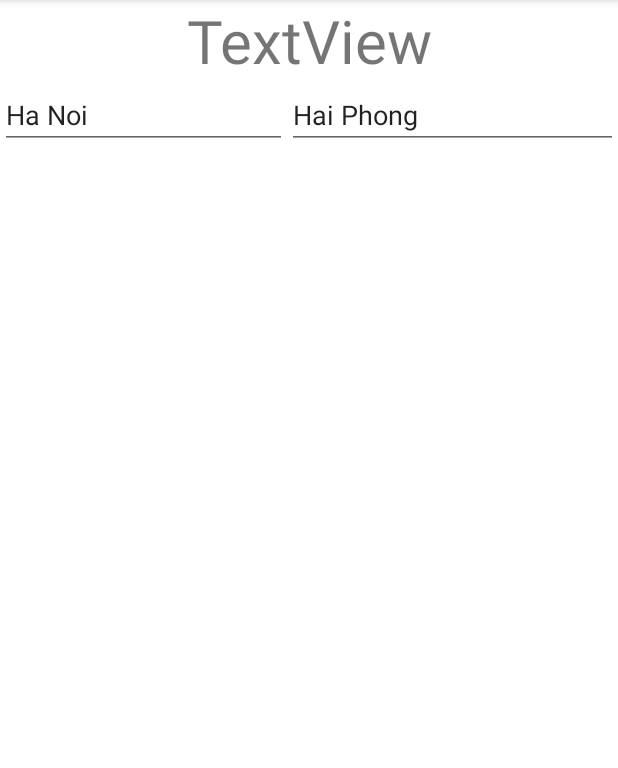
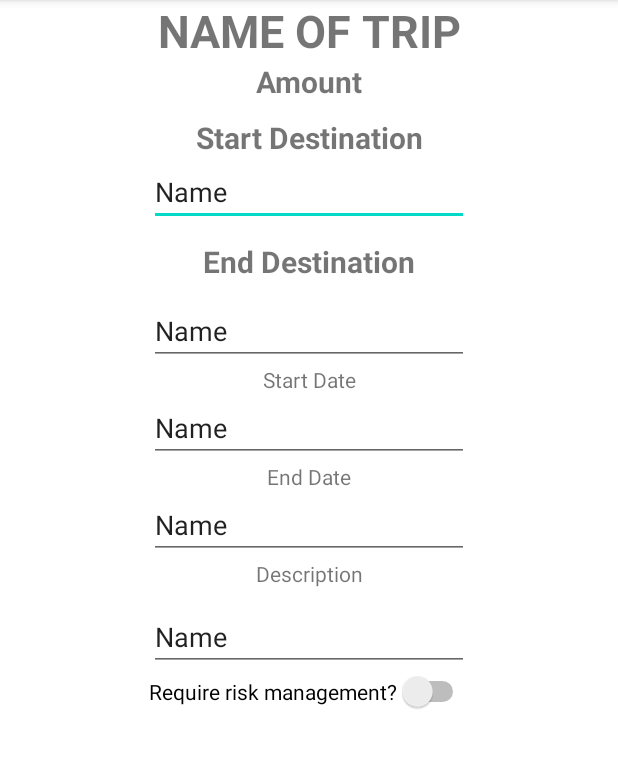
Before and after one commit to dothanh2001/MExpense, an Android app: the TripDetailActivity screen opened directly, with no data from a screen before it, on a phone screen of 412 x 824 dp, the part 84-852 px from its top. Run offline under Robolectric (Android 15) with nearby library versions, the phone set to English and light mode, and no system bars; 8 statements that could not run were skipped.

Commit message:
add sqlite

```diff
--- a/app/src/main/java/com/example/m_expense/back_end/MExpenseSystem.java
+++ b/app/src/main/java/com/example/m_expense/back_end/MExpenseSystem.java
@@ -1,5 +1,6 @@
 package com.example.m_expense.back_end;
 
+import android.annotation.SuppressLint;
 import android.content.Context;
 import android.database.Cursor;
 import android.widget.DatePicker;
@@ -90,14 +91,19 @@ public class MExpenseSystem {
         Toast.makeText(expenseActivity, "Add Expense to trip " + trip.getName() + " succesfully!", Toast.LENGTH_LONG).show();
     }
 
-    public void viewDetail() {
+    @SuppressLint("SetTextI18n")
+    public void viewDetail(Trip trip) {
         TripDetailActivity tripDetailActivity = TripDetailActivity.getInstance();
-        tripDetailActivity.getAmount().setText(currentTrip.getAmount());
-        tripDetailActivity.getKindOfTrip().setText(currentTrip.getKindOf());
-        tripDetailActivity.getStartDate().setText(currentTrip.getStartDate());
-        tripDetailActivity.getEndDate().setText(currentTrip.getEndDate());
-        tripDetailActivity.getStartDestionation().setText(currentTrip.getStartDestination());
-        tripDetailActivity.getEndDestination().setText(currentTrip.getEndDestination());
+//        tripDetailActivity.getAmount().setText(String.valueOf(currentTrip.getAmount()));
+//        tripDetailActivity.getKindOfTrip().setText(currentTrip.getKindOf());
+        tripDetailActivity.getName().setText(trip.getName());
+        tripDetailActivity.getAmount().setText("Total Amount: " + trip.getAmount());
+        tripDetailActivity.getStartDate().setText(trip.getStartDate());
+        tripDetailActivity.getEndDate().setText(trip.getEndDate());
+        tripDetailActivity.getStartDestionation().setText(trip.getStartDestination());
+        tripDetailActivity.getEndDestination().setText(trip.getEndDestination());
+        tripDetailActivity.getDescription().setText(trip.getDescription());
+        tripDetailActivity.getRequireRisk().setChecked(trip.isRequireRisk());
     }
 
     public List<Trip> searchTripByName(String name) {
@@ -120,12 +126,13 @@ public class MExpenseSystem {
         //create table Expense
         helper.queryData("CREATE TABLE  IF NOT EXISTS Expense(" +
                 "tripID INTEGER, kindOf VARCHAR(200), amount INTEGER)");
-
-        helper.queryData("INSERT INTO Trip VALUES(null" + ", \'" + "Food tour" + "\'"
-                + ", \'" + "Ha Noi" + "\'" + ", \'" + "Hai Phong" + "\'"
-                + ", \'" + "21/9/2022" + "\'" + ", \'" + "30/9/2022" + "\'"
-                + ", \'" + "food tour mien Bac" + "\'" + ", \'" + 1 + "\'" +  ")");
+//
+//        helper.queryData("INSERT INTO Trip VALUES(null" + ", \'" + "Food tour" + "\'"
+//                + ", \'" + "Ha Noi" + "\'" + ", \'" + "Hai Phong" + "\'"
+//                + ", \'" + "21/9/2022" + "\'" + ", \'" + "30/9/2022" + "\'"
+//                + ", \'" + "food tour mien Bac" + "\'" + ", \'" + 1 + "\'" +  ")");
 //        helper.queryData("INSERT INTO Trip VALUES(null, \'Cua Lo - Nghe An\')");
+        // remove DELETE FROM Customers WHERE CustomerName='Alfreds Futterkiste';
 
         Cursor cursor = helper.getData("SELECT * FROM Trip");
         while (cursor.moveToNext()) {
--- a/app/src/main/java/com/example/m_expense/front_end/TripDetailActivity.java
+++ b/app/src/main/java/com/example/m_expense/front_end/TripDetailActivity.java
@@ -1,7 +1,10 @@
 package com.example.m_expense.front_end;
 
+import android.annotation.SuppressLint;
 import android.os.Bundle;
 import android.widget.EditText;
+import android.widget.Switch;
+import android.widget.TextView;
 
 import androidx.appcompat.app.AppCompatActivity;
 import com.example.m_expense.R;
@@ -9,13 +12,17 @@ import com.example.m_expense.back_end.MExpenseSystem;
 
 public class TripDetailActivity extends AppCompatActivity {
 
-    EditText amount;
-    EditText kindOfTrip;
+    TextView name;
+
+    TextView amount;
     EditText startDestionation;
     EditText endDestination;
     EditText startDate;
     EditText endDate;
     EditText description;
+    Switch requireRisk;
+
+    EditText kindOfTrip;
 
     private static TripDetailActivity instance = null;
 
@@ -24,6 +31,7 @@ public class TripDetailActivity extends AppCompatActivity {
     }
 
 
+    @SuppressLint("MissingInflatedId")
     @Override
     protected void onCreate(Bundle savedInstanceState) {
         super.onCreate(savedInstanceState);
@@ -31,15 +39,17 @@ public class TripDetailActivity extends AppCompatActivity {
 
         instance = this;
 
-        amount = findViewById(R.id.amount);
-        kindOfTrip = findViewById(R.id.kindOfTrip);
+        name = findViewById(R.id.nameOfTrip);
         startDestionation = findViewById(R.id.start_destination);
         endDestination = findViewById(R.id.end_destination);
         startDate = findViewById(R.id.start_date);
         endDate = findViewById(R.id.end_date);
         description = findViewById(R.id.description);
+        requireRisk = findViewById(R.id.requireRisk);
+        amount = findViewById(R.id.amount);
+//        kindOfTrip = findViewById(R.id.kindOfTrip);
 
-        MExpenseSystem.getInstance().viewDetail();
+        MExpenseSystem.getInstance().viewDetail( MExpenseSystem.getInstance().getCurrentTrip());
     }
 
     @Override
@@ -66,13 +76,18 @@ public class TripDetailActivity extends AppCompatActivity {
         System.out.println("DESTROY DETAIL TRIP ACTIVITY");
     }
 
-    public EditText getAmount() {
+    public TextView getName() {
+        return name;
+    }
+
+    public Switch getRequireRisk() {
+        return requireRisk;
+    }
+
+    public TextView getAmount() {
         return amount;
     }
 
-    public void setAmount(EditText amount) {
-        this.amount = amount;
-    }
 
     public EditText getKindOfTrip() {
         return kindOfTrip;
--- a/app/src/main/res/layout/activity_detail_trip.xml
+++ b/app/src/main/res/layout/activity_detail_trip.xml
@@ -1,92 +1,159 @@
 <?xml version="1.0" encoding="utf-8"?>
-<LinearLayout xmlns:android="http://schemas.android.com/apk/res/android"
+<ScrollView xmlns:android="http://schemas.android.com/apk/res/android"
+    xmlns:app="http://schemas.android.com/apk/res-auto"
     android:layout_width="match_parent"
     android:layout_height="match_parent"
     xmlns:tools="http://schemas.android.com/tools"
     tools:context=".front_end.TripDetailActivity"
     android:orientation="vertical">
 
+
+    <androidx.constraintlayout.widget.ConstraintLayout
+        android:layout_width="match_parent"
+        android:layout_height="wrap_content">
+
+
         <TextView
-        android:id="@+id/textView2"
+            android:id="@+id/nameOfTrip"
             android:layout_width="match_parent"
             android:layout_height="wrap_content"
-        android:text="TextView"
-        android:textSize="40dp"
-        android:textAlignment="center"/>
+            android:gravity="center"
+            android:text="NAME OF TRIP"
+            android:textAlignment="center"
+            android:textSize="30sp"
+            android:textStyle="bold"
+            app:layout_constraintEnd_toEndOf="parent"
+            app:layout_constraintStart_toStartOf="parent"
+            app:layout_constraintTop_toTopOf="parent" />
 
-    <LinearLayout
-        android:layout_width="match_parent"
-        android:layout_height="match_parent"
-        android:orientation="vertical">
-
-
-        <EditText
+        <TextView
             android:id="@+id/amount"
-            android:layout_width="match_parent"
-            android:layout_height="wrap_content"
-            android:layout_weight="1"
-            android:editable="false"
-            android:text="TextView" />
-
-        <EditText
-            android:id="@+id/kindOfTrip"
             android:layout_width="wrap_content"
             android:layout_height="wrap_content"
-            android:layout_weight="1"
-            android:editable="false"
-            android:text="TextView" />
+            android:text="Amount"
+            android:textSize="20sp"
+            android:textStyle="bold"
+            app:layout_constraintEnd_toEndOf="parent"
+            app:layout_constraintStart_toStartOf="parent"
+            app:layout_constraintTop_toBottomOf="@+id/nameOfTrip" />
 
-        <LinearLayout
-            android:layout_width="match_parent"
-            android:layout_height="match_parent"
-            android:orientation="horizontal">
+        <TextView
+            android:id="@+id/textView3"
+            android:layout_width="wrap_content"
+            android:layout_height="wrap_content"
+            android:layout_marginTop="10dp"
+            android:text="Start Destination"
+            android:textSize="20sp"
+            android:textStyle="bold"
+            app:layout_constraintEnd_toEndOf="parent"
+            app:layout_constraintStart_toStartOf="parent"
+            app:layout_constraintTop_toBottomOf="@+id/amount" />
 
         <EditText
             android:id="@+id/start_destination"
             android:layout_width="wrap_content"
             android:layout_height="wrap_content"
-                android:layout_weight="1"
-                android:editable="false"
-                android:text="TextView" />
+            android:ems="10"
+            android:inputType="textPersonName"
+            android:text="Name"
+            app:layout_constraintEnd_toEndOf="parent"
+            app:layout_constraintStart_toStartOf="parent"
+            app:layout_constraintTop_toBottomOf="@+id/textView3" />
+
+        <TextView
+            android:id="@+id/textView9"
+            android:layout_width="wrap_content"
+            android:layout_height="wrap_content"
+            android:layout_marginTop="10dp"
+            android:text="End Destination"
+            android:textSize="20sp"
+            android:textStyle="bold"
+            app:layout_constraintEnd_toEndOf="parent"
+            app:layout_constraintStart_toStartOf="parent"
+            app:layout_constraintTop_toBottomOf="@+id/start_destination" />
 
         <EditText
             android:id="@+id/end_destination"
             android:layout_width="wrap_content"
             android:layout_height="wrap_content"
-                android:layout_weight="1"
-                android:editable="false"
-                android:text="TextView" />
-        </LinearLayout>
+            android:layout_marginTop="10dp"
+            android:ems="10"
+            android:inputType="textPersonName"
+            android:text="Name"
+            app:layout_constraintEnd_toEndOf="parent"
+            app:layout_constraintStart_toStartOf="parent"
+            app:layout_constraintTop_toBottomOf="@+id/textView9" />
 
-        <LinearLayout
-            android:layout_width="match_parent"
-            android:layout_height="match_parent"
-            android:layout_weight="1"
-            android:orientation="vertical">
+        <TextView
+            android:id="@+id/textView11"
+            android:layout_width="wrap_content"
+            android:layout_height="wrap_content"
+            android:text="Start Date"
+            app:layout_constraintEnd_toEndOf="parent"
+            app:layout_constraintStart_toStartOf="parent"
+            app:layout_constraintTop_toBottomOf="@+id/end_destination" />
 
         <EditText
             android:id="@+id/start_date"
-                android:layout_width="match_parent"
+            android:layout_width="wrap_content"
             android:layout_height="wrap_content"
-                android:editable="false"
-                android:text="TextView" />
+            android:ems="10"
+            android:inputType="textPersonName"
+            android:text="Name"
+            app:layout_constraintEnd_toEndOf="parent"
+            app:layout_constraintStart_toStartOf="parent"
+            app:layout_constraintTop_toBottomOf="@+id/textView11" />
+
+        <TextView
+            android:id="@+id/textView12"
+            android:layout_width="wrap_content"
+            android:layout_height="wrap_content"
+            android:text="End Date"
+            app:layout_constraintEnd_toEndOf="parent"
+            app:layout_constraintStart_toStartOf="parent"
+            app:layout_constraintTop_toBottomOf="@+id/start_date" />
 
         <EditText
             android:id="@+id/end_date"
-                android:layout_width="match_parent"
+            android:layout_width="wrap_content"
             android:layout_height="wrap_content"
-                android:editable="false"
-                android:text="TextView" />
-        </LinearLayout>
+            android:ems="10"
+            android:inputType="textPersonName"
+            android:text="Name"
+            app:layout_constraintEnd_toEndOf="parent"
+            app:layout_constraintStart_toStartOf="parent"
+            app:layout_constraintTop_toBottomOf="@+id/textView12" />
+
+        <TextView
+            android:id="@+id/textView13"
+            android:layout_width="wrap_content"
+            android:layout_height="wrap_content"
+            android:text="Description"
+            app:layout_constraintEnd_toEndOf="parent"
+            app:layout_constraintStart_toStartOf="parent"
+            app:layout_constraintTop_toBottomOf="@+id/end_date" />
 
         <EditText
             android:id="@+id/description"
-            android:layout_width="match_parent"
+            android:layout_width="wrap_content"
             android:layout_height="wrap_content"
-            android:editable="false"
-            android:text="TextView" />
+            android:layout_marginTop="10dp"
+            android:ems="10"
+            android:inputType="textPersonName"
+            android:text="Name"
+            app:layout_constraintEnd_toEndOf="parent"
+            app:layout_constraintStart_toStartOf="parent"
+            app:layout_constraintTop_toBottomOf="@+id/textView13" />
 
-    </LinearLayout>
+        <Switch
+            android:id="@+id/requireRisk"
+            android:layout_width="wrap_content"
+            android:layout_height="wrap_content"
+            android:text="Require risk management?"
+            app:layout_constraintEnd_toEndOf="parent"
+            app:layout_constraintStart_toStartOf="parent"
+            app:layout_constraintTop_toBottomOf="@+id/description" />
 
 
-</LinearLayout>
+    </androidx.constraintlayout.widget.ConstraintLayout>
+</ScrollView>
```
Lines whose indentation alone changed are shown as unchanged.
